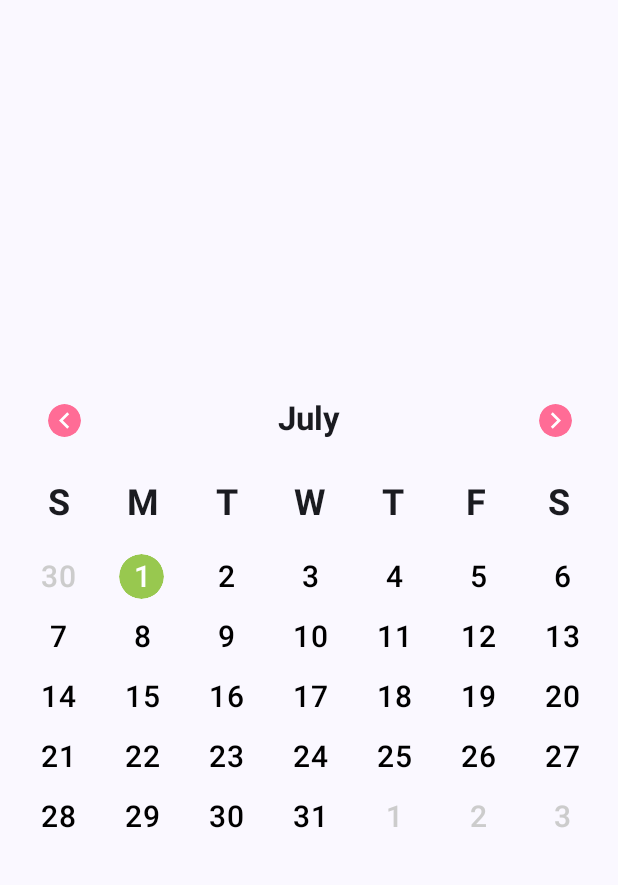
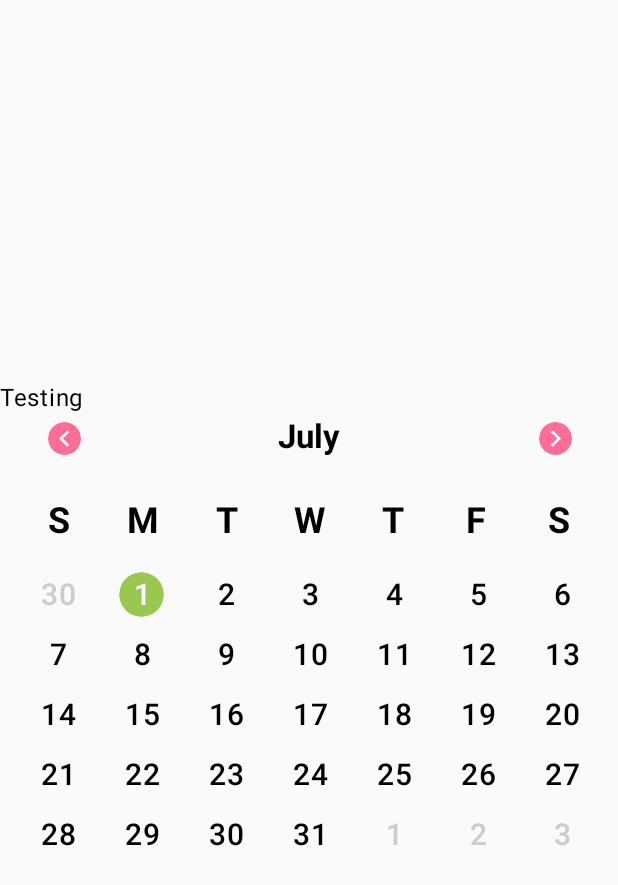
Before and after one commit to VenceeM/simple-calendar, an Android app built with Jetpack Compose: the screen it shows after launch (MainActivity), on a phone screen of 412 x 824 dp. Shown: the top 885 px of the screen. Run offline under Robolectric (Android 15) with nearby library versions, the phone set to English and light mode, and no system bars.

Commit message:
wrap the content size of the column

```diff
--- a/app/src/main/java/com/cee/mr_compose_calendar/MainActivity.kt
+++ b/app/src/main/java/com/cee/mr_compose_calendar/MainActivity.kt
@@ -5,6 +5,8 @@ import android.util.Log
 import androidx.activity.ComponentActivity
 import androidx.activity.compose.setContent
 import androidx.activity.enableEdgeToEdge
+import androidx.compose.foundation.layout.Arrangement
+import androidx.compose.foundation.layout.Column
 import androidx.compose.foundation.layout.fillMaxSize
 import androidx.compose.foundation.layout.padding
 import androidx.compose.material3.Scaffold
@@ -21,11 +23,9 @@ class MainActivity : ComponentActivity() {
         enableEdgeToEdge()
         setContent {
             MrcalendarTheme {
-                Scaffold(modifier = Modifier.fillMaxSize()) { innerPadding ->
-                    CustomCalendar(
-                        modifier = Modifier.padding(innerPadding)
-                    )
-                }
+                CustomCalendar(
+                    modifier = Modifier.padding()
+                )
             }
         }
     }
@@ -33,7 +33,12 @@ class MainActivity : ComponentActivity() {
 
 @Composable
 fun CustomCalendar(modifier: Modifier = Modifier) {
-    SimpleCalendar(){
-        Log.d("sdfsdfsdfsdfsdfsd", "CustomCalendar: $it")
+    Column(modifier = Modifier.fillMaxSize(),
+        verticalArrangement = Arrangement.Center) {
+        Text(text = "Testing")
+        SimpleCalendar(){
+            Log.d("sdfsdfsdfsdfsdfsd", "CustomCalendar: $it")
+        }
     }
+
 }
--- a/mr-calendar/src/main/java/com/cee/mr_calendar/SimpleCalendar.kt
+++ b/mr-calendar/src/main/java/com/cee/mr_calendar/SimpleCalendar.kt
@@ -50,7 +50,7 @@ import java.util.Date
 import java.util.Locale
 
 @Composable
-fun SimpleCalendar(selectedColor:Color = Color(0xFF98C84F),selectedDate:(String?)->Unit) {
+fun SimpleCalendar(modifier: Modifier = Modifier,selectedColor:Color = Color(0xFF98C84F),selectedDate:(String?)->Unit) {
     var currentMonth by remember { mutableStateOf(Calendar.getInstance().get(Calendar.MONTH)) }
     var currentYear by remember { mutableStateOf(Calendar.getInstance().get(Calendar.YEAR)) }
     var currentDay by remember { mutableStateOf(Calendar.getInstance().get(Calendar.DAY_OF_MONTH)) }
@@ -70,9 +70,9 @@ fun SimpleCalendar(selectedColor:Color = Color(0xFF98C84F),selectedDate:(String?
         daysToShowFromNextMonth = 0
     }
 
-    Column(modifier = Modifier
-        .fillMaxSize()
-        .padding(start = 15.dp, end = 15.dp), verticalArrangement = Arrangement.Center) {
+    Column(modifier = modifier
+        .wrapContentSize()
+        .padding(start = 15.dp, end = 15.dp)) {
         Month(
             monthName = monthName(currentMonth),
             onPreviousMonth = {
```
